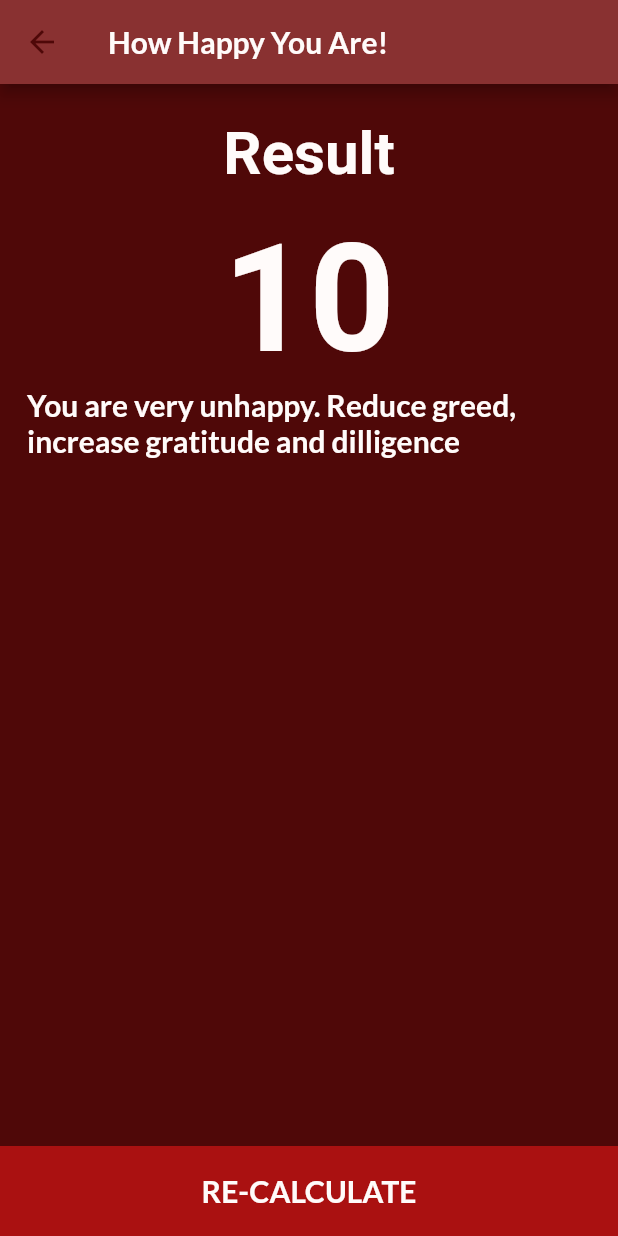
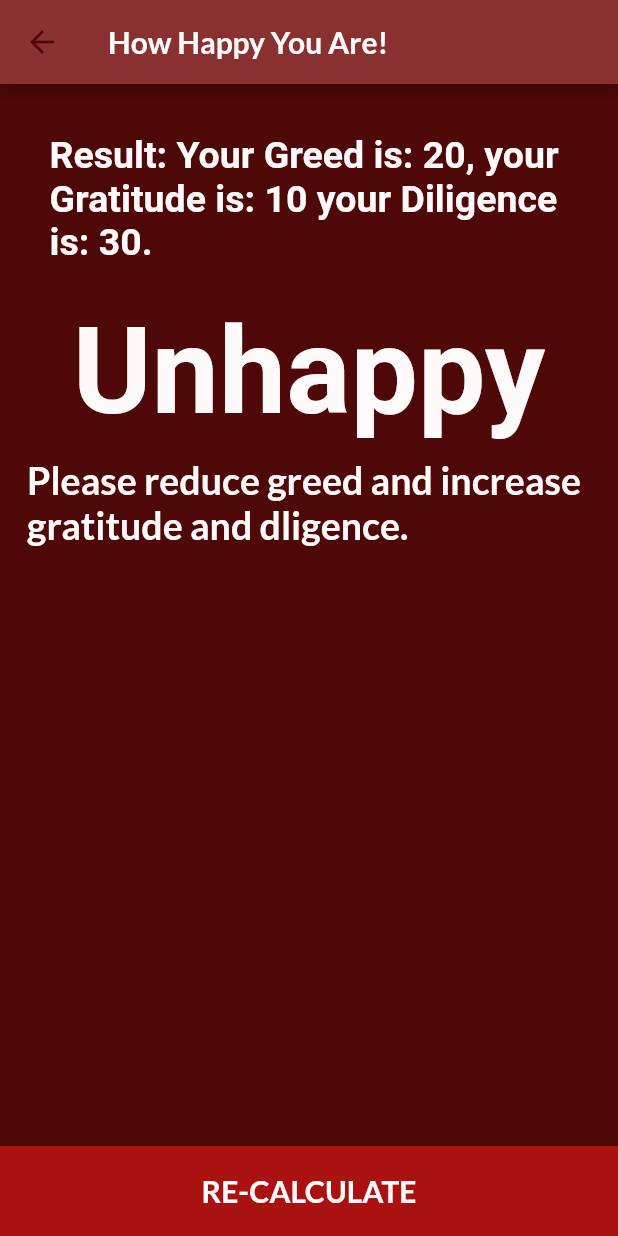
Before and after one commit to sanjibsinha/happiness_calculator, a Flutter app: the screen it shows after launch, after a tap on the "minimize" icon, after a tap on the "add" icon, after a tap on "CALCULATE", on a phone screen of 412 x 824 dp. Run offline on Flutter 3.47's test engine with Material 2 defaults, Android fonts, the phone set to English and light mode, and no system bars; our stand-ins replace google_fonts; Roboto replaces fonts that are missing (Antic, Laila).

Commit message:
Final for this branch

```diff
--- /dev/null
+++ b/lib/model/happiness_calculator.dart
@@ -0,0 +1,34 @@
+class HappinessCalculator {
+  final int? greed;
+  final int? gratitude;
+  final int? diligence;
+
+  int? _happinessIndex;
+
+  HappinessCalculator({
+    required this.greed,
+    required this.gratitude,
+    required this.diligence,
+  });
+
+  String calculateHappiness() {
+    _happinessIndex = (gratitude! + diligence!) - greed!;
+    return _happinessIndex.toString();
+  }
+
+  String getResult() {
+    if (_happinessIndex! <= 50) {
+      return 'Unhappy';
+    } else {
+      return 'Happy';
+    }
+  }
+
+  String getAdvice() {
+    if (_happinessIndex! <= 50) {
+      return 'Please reduce greed and increase gratitude and dligence.';
+    } else {
+      return 'You are a Happy person. Study old philosophers, and stay cool.';
+    }
+  }
+}
--- a/lib/model/happy_theme.dart
+++ b/lib/model/happy_theme.dart
@@ -57,7 +57,7 @@ class HappyTheme {
   static TextStyle resultStyle = GoogleFonts.laila(
     textStyle: const TextStyle(
       color: HappyTheme.shrineSurfaceWhite,
-      fontSize: 40.0,
+      fontSize: 25.0,
       fontWeight: FontWeight.bold,
     ),
   );
@@ -65,7 +65,7 @@ class HappyTheme {
   static TextStyle happinessIndexStyle = GoogleFonts.antic(
     textStyle: const TextStyle(
       color: HappyTheme.shrineSurfaceWhite,
-      fontSize: 100.0,
+      fontSize: 80.0,
       fontWeight: FontWeight.bold,
     ),
   );
@@ -73,7 +73,7 @@ class HappyTheme {
   static TextStyle happinessResultStyle = GoogleFonts.lato(
     textStyle: const TextStyle(
       color: HappyTheme.shrineSurfaceWhite,
-      fontSize: 20.0,
+      fontSize: 25.0,
       fontWeight: FontWeight.bold,
     ),
   );
--- a/lib/view/happiness_home_page.dart
+++ b/lib/view/happiness_home_page.dart
@@ -1,6 +1,5 @@
-import 'dart:ui';
-
 import 'package:flutter/material.dart';
+import 'package:happiness_calculator/model/happiness_calculator.dart';
 import 'package:happiness_calculator/view/happiness_result.dart';
 
 import '../model/happy_theme.dart';
@@ -23,7 +22,7 @@ class _HappinessHomePageState extends State<HappinessHomePage> {
   ContainerColor? selectedContainer;
   int greed = 20;
   int gratitude = 10;
-  int dilligence = 20;
+  int diligence = 30;
 
   @override
   Widget build(BuildContext context) {
@@ -133,10 +132,22 @@ class _HappinessHomePageState extends State<HappinessHomePage> {
         color: HappyTheme.activeCoor,
         child: TextButton(
           onPressed: () {
+            HappinessCalculator happy = HappinessCalculator(
+              greed: greed,
+              gratitude: gratitude,
+              diligence: diligence,
+            );
+            happy.calculateHappiness();
             Navigator.push(
               context,
               MaterialPageRoute(
-                builder: (context) => const HappinessResult(),
+                builder: (context) => HappinessResult(
+                  greed: greed,
+                  gratitude: gratitude,
+                  diligence: diligence,
+                  happinessIndex: happy.getResult(),
+                  whatIsToBeDone: happy.getAdvice(),
+                ),
               ),
             );
           },
@@ -163,7 +174,7 @@ class _HappinessHomePageState extends State<HappinessHomePage> {
             mainAxisSize: MainAxisSize.min,
             children: [
               const Text(
-                'DILLIGENCE',
+                'DILIGENCE',
                 style: TextStyle(
                   fontSize: 20.0,
                   color: Colors.white,
@@ -177,7 +188,7 @@ class _HappinessHomePageState extends State<HappinessHomePage> {
                     heroTag: 'btn3',
                     onPressed: () {
                       setState(() {
-                        dilligence--;
+                        diligence--;
                       });
                     },
                     child: const Icon(
@@ -190,7 +201,7 @@ class _HappinessHomePageState extends State<HappinessHomePage> {
                       right: 10.0,
                     ),
                     child: Text(
-                      dilligence.toString(),
+                      diligence.toString(),
                       style: HappyTheme.dilligenceStyle,
                     ),
                   ),
@@ -198,7 +209,7 @@ class _HappinessHomePageState extends State<HappinessHomePage> {
                     heroTag: 'btn4',
                     onPressed: () {
                       setState(() {
-                        dilligence++;
+                        diligence++;
                       });
                     },
                     child: const Icon(
--- a/lib/view/happiness_result.dart
+++ b/lib/view/happiness_result.dart
@@ -2,7 +2,20 @@ import 'package:flutter/material.dart';
 import 'package:happiness_calculator/model/happy_theme.dart';
 
 class HappinessResult extends StatelessWidget {
-  const HappinessResult({Key? key}) : super(key: key);
+  const HappinessResult({
+    Key? key,
+    required this.greed,
+    required this.gratitude,
+    required this.diligence,
+    required this.happinessIndex,
+    required this.whatIsToBeDone,
+  }) : super(key: key);
+  final int greed;
+  final int gratitude;
+  final int diligence;
+
+  final String happinessIndex;
+  final String whatIsToBeDone;
 
   @override
   Widget build(BuildContext context) {
@@ -22,9 +35,11 @@ class HappinessResult extends StatelessWidget {
           mainAxisSize: MainAxisSize.min,
           children: [
             Container(
-              margin: const EdgeInsets.all(5.0),
+              margin: const EdgeInsets.all(15.0),
               child: Text(
-                'Result',
+                'Result: Your Greed is: $greed, '
+                'your Gratitude is: $gratitude '
+                'your Diligence is: $diligence.',
                 style: HappyTheme.resultStyle,
               ),
             ),
@@ -38,11 +53,14 @@ class HappinessResult extends StatelessWidget {
                 mainAxisSize: MainAxisSize.min,
                 children: [
                   Text(
-                    '10',
+                    happinessIndex,
                     style: HappyTheme.happinessIndexStyle,
                   ),
+                  const SizedBox(
+                    height: 10.0,
+                  ),
                   Text(
-                    'You are very unhappy. Reduce greed, increase gratitude and dilligence',
+                    whatIsToBeDone,
                     style: HappyTheme.happinessResultStyle,
                   ),
                 ],
```
Also changed, not shown: 8 other files.
